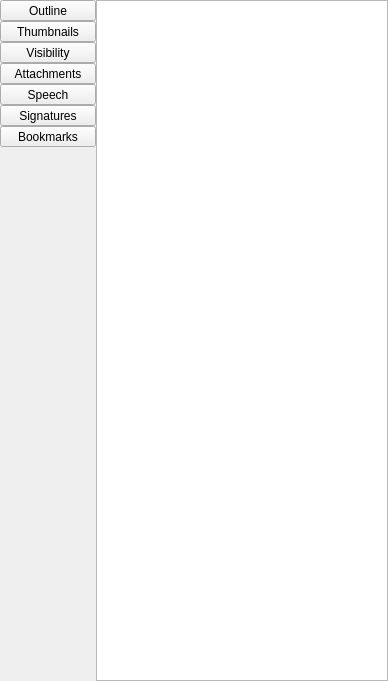
First picture: the form in Pdf4QtViewer/pdfsidebarwidget.ui, repository studio-berry/loop, before the edit.
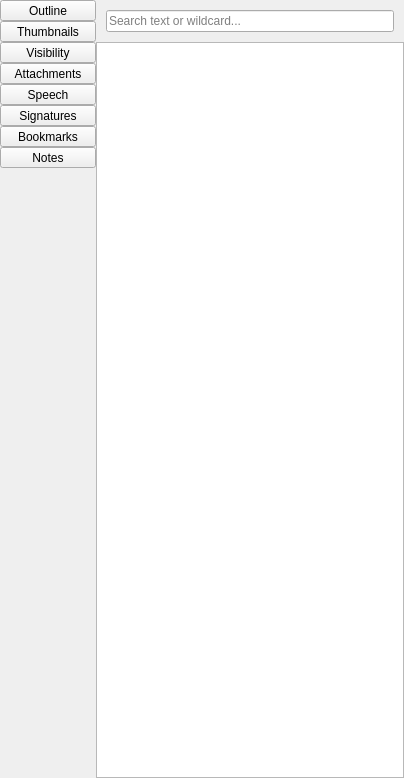
Second picture: the form after the edit. Icons and pictures are not drawn.

Diff of the .ui file:
```diff
--- a/Pdf4QtViewer/pdfsidebarwidget.ui
+++ b/Pdf4QtViewer/pdfsidebarwidget.ui
@@ -6,8 +6,8 @@
    <rect>
     <x>0</x>
     <y>0</y>
-    <width>388</width>
-    <height>681</height>
+    <width>404</width>
+    <height>778</height>
    </rect>
   </property>
   <layout class="QHBoxLayout" name="sidebarLayout">
@@ -254,6 +254,35 @@
        </property>
       </widget>
      </item>
+     <item>
+      <widget class="QToolButton" name="notesButton">
+       <property name="minimumSize">
+        <size>
+         <width>96</width>
+         <height>0</height>
+        </size>
+       </property>
+       <property name="text">
+        <string>Notes</string>
+       </property>
+       <property name="icon">
+        <iconset resource="pdf4qtviewer.qrc">
+         <normaloff>:/resources/sidebar-annotations.svg</normaloff>:/resources/sidebar-annotations.svg</iconset>
+       </property>
+       <property name="iconSize">
+        <size>
+         <width>64</width>
+         <height>64</height>
+        </size>
+       </property>
+       <property name="shortcut">
+        <string>Ctrl+S</string>
+       </property>
+       <property name="toolButtonStyle">
+        <enum>Qt::ToolButtonTextUnderIcon</enum>
+       </property>
+      </widget>
+     </item>
      <item>
       <spacer name="buttonSpacer">
        <property name="orientation">
@@ -272,7 +301,7 @@
    <item>
     <widget class="QStackedWidget" name="stackedWidget">
      <property name="currentIndex">
-      <number>5</number>
+      <number>6</number>
      </property>
      <widget class="QWidget" name="emptyPage"/>
      <widget class="QWidget" name="outlinePage">
@@ -438,6 +467,56 @@
        </item>
       </layout>
      </widget>
+     <widget class="QWidget" name="notesPage">
+      <layout class="QVBoxLayout" name="notesPageLayout">
+       <property name="spacing">
+        <number>0</number>
+       </property>
+       <property name="leftMargin">
+        <number>0</number>
+       </property>
+       <property name="topMargin">
+        <number>0</number>
+       </property>
+       <property name="rightMargin">
+        <number>0</number>
+       </property>
+       <property name="bottomMargin">
+        <number>0</number>
+       </property>
+       <item>
+        <widget class="QWidget" name="widget" native="true">
+         <layout class="QVBoxLayout" name="notesSearchLayout">
+          <property name="leftMargin">
+           <number>10</number>
+          </property>
+          <property name="topMargin">
+           <number>10</number>
+          </property>
+          <property name="rightMargin">
+           <number>10</number>
+          </property>
+          <property name="bottomMargin">
+           <number>10</number>
+          </property>
+          <item>
+           <widget class="QLineEdit" name="notesSearchLineEdit">
+            <property name="placeholderText">
+             <string>Search text or wildcard...</string>
+            </property>
+            <property name="clearButtonEnabled">
+             <bool>true</bool>
+            </property>
+           </widget>
+          </item>
+         </layout>
+        </widget>
+       </item>
+       <item>
+        <widget class="QTreeView" name="notesTreeView"/>
+       </item>
+      </layout>
+     </widget>
      <widget class="QWidget" name="speechPage">
       <layout class="QVBoxLayout" name="verticalLayout_2">
        <item>
```
Left out of the diff: 26 changed lines with no effect on the pictures.
